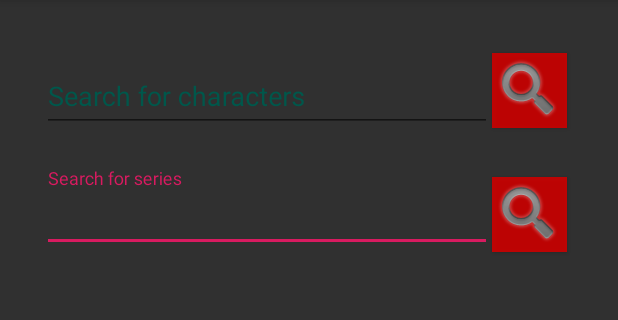
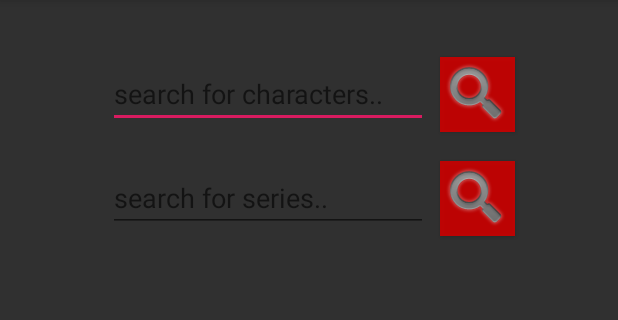
Before and after one commit to DarthSide15/Marvelissimo, an Android app: the screen it shows after launch (MainActivity), on a phone screen of 412 x 824 dp, the part 84-404 px from its top. Run offline under Robolectric (Android 15) with nearby library versions, the phone set to English and light mode, and no system bars.

Commit message:
search function done

```diff
--- a/app/src/main/java/com/darthside/marvelissimo/api/APICaller.kt
+++ b/app/src/main/java/com/darthside/marvelissimo/api/APICaller.kt
@@ -239,7 +239,10 @@ class APICaller {
                 val gson = GsonBuilder().create()
                 val jsonData = gson.fromJson(response, CharacterDataWrapper::class.java)
 
-                if (jsonData.data.results.isNotEmpty()) {
+                Log.d(httpTag, "jsonData: $jsonData")
+                if (jsonData == null) {
+                    Log.d(httpTag, "Marvel API is returning null")
+                } else if (jsonData.data.results.isNotEmpty()) {
                     val characterList = jsonData.data.results
                     callback(characterList)
 
--- a/app/src/main/res/layout/fragment_home.xml
+++ b/app/src/main/res/layout/fragment_home.xml
@@ -12,74 +12,60 @@
             android:layout_height="match_parent"
             android:background="@color/colorBackground">
 
+        <EditText
+                android:layout_width="wrap_content"
+                android:layout_height="wrap_content"
+                android:ems="10"
+                android:id="@+id/edit_text_c"
+                android:imeOptions="actionSend"
+                android:layout_marginTop="40dp"
+                app:layout_constraintTop_toTopOf="parent"
+                android:layout_marginStart="8dp"
+                app:layout_constraintStart_toStartOf="parent"
+                android:layout_marginEnd="8dp"
+                app:layout_constraintEnd_toEndOf="parent"
+                android:inputType="text"
+                android:hint="search for characters.."
+                app:layout_constraintHorizontal_bias="0.35"/>
+
         <Button
                 android:layout_width="50dp"
                 android:layout_height="50dp"
                 android:id="@+id/button_c"
-                app:layout_constraintStart_toEndOf="@+id/textInputLayout1"
-                app:layout_constraintTop_toTopOf="@+id/textInputLayout1"
-                app:layout_constraintBottom_toBottomOf="@+id/textInputLayout1"
                 android:clickable="true"
+                android:focusable="true"
                 android:background="@color/colorPrimary"
                 android:drawableStart="@android:drawable/ic_search_category_default"
-                android:alpha="0.9"/>
+                android:alpha="0.9"
+                app:layout_constraintTop_toTopOf="@+id/edit_text_c"
+                app:layout_constraintBottom_toBottomOf="@+id/edit_text_c"
+                app:layout_constraintStart_toEndOf="@+id/edit_text_c"
+                android:layout_marginStart="8dp"/>
 
-        <android.support.design.widget.TextInputLayout
-                android:layout_width="300dp"
+        <EditText
+                android:layout_width="wrap_content"
                 android:layout_height="wrap_content"
-                android:textColorHint="@color/colorPrimaryDark"
-                android:id="@+id/textInputLayout2"
-                android:layout_marginEnd="8dp"
-                app:layout_constraintEnd_toEndOf="parent"
-                app:layout_constraintStart_toStartOf="parent"
-                android:layout_marginStart="8dp"
-                app:layout_constraintHorizontal_bias="0.21"
-                app:layout_constraintTop_toBottomOf="@id/textInputLayout1"
-                android:layout_marginTop="24dp">
-
-            <android.support.design.widget.TextInputEditText
-                    android:layout_width="match_parent"
-                    android:layout_height="wrap_content"
-                    android:hint="Search for series"
-                    android:textColor="@color/colorText"
-                    android:inputType="text"
-                    android:id="@+id/search_input_series"/>
-        </android.support.design.widget.TextInputLayout>
+                android:ems="10"
+                android:id="@+id/edit_text_s"
+                android:inputType="text"
+                android:hint="search for series.."
+                android:layout_marginTop="24dp"
+                app:layout_constraintTop_toBottomOf="@+id/edit_text_c"
+                app:layout_constraintStart_toStartOf="@+id/edit_text_c"
+                app:layout_constraintEnd_toEndOf="@+id/edit_text_c"/>
 
         <Button
                 android:layout_width="50dp"
                 android:layout_height="50dp"
                 android:id="@+id/button_s"
-                app:layout_constraintStart_toEndOf="@+id/textInputLayout2"
-                app:layout_constraintTop_toTopOf="@+id/textInputLayout2"
-                app:layout_constraintBottom_toBottomOf="@+id/textInputLayout2"
-                app:layout_constraintVertical_bias="1.0"
                 android:clickable="true"
                 android:background="@color/colorPrimary"
                 android:drawableStart="@android:drawable/ic_search_category_default"
-                android:alpha="0.9"/>
-
-        <android.support.design.widget.TextInputLayout
-                android:layout_width="300dp"
-                android:layout_height="wrap_content"
-                android:textColorHint="@color/colorPrimaryDark"
-                android:id="@+id/textInputLayout1"
-                android:layout_marginTop="32dp"
-                app:layout_constraintTop_toTopOf="parent"
-                app:layout_constraintStart_toStartOf="parent"
-                android:layout_marginStart="8dp"
-                app:layout_constraintEnd_toEndOf="parent"
-                android:layout_marginEnd="8dp"
-                app:layout_constraintHorizontal_bias="0.21">
-
-            <android.support.design.widget.TextInputEditText
-                    android:layout_width="match_parent"
-                    android:layout_height="wrap_content"
-                    android:hint="Search for characters"
-                    android:textColor="@color/colorText"
-                    android:inputType="text"
-                    android:id="@+id/search_input_characters"/>
-        </android.support.design.widget.TextInputLayout>
+                android:alpha="0.9"
+                app:layout_constraintStart_toEndOf="@+id/edit_text_s"
+                app:layout_constraintTop_toTopOf="@+id/edit_text_s"
+                app:layout_constraintBottom_toBottomOf="@+id/edit_text_s"
+                android:layout_marginStart="8dp"/>
 
 
         <LinearLayout
@@ -94,8 +80,7 @@
                 app:layout_constraintEnd_toEndOf="parent"
                 android:layout_marginEnd="8dp"
                 android:layout_marginTop="24dp"
-                app:layout_constraintTop_toBottomOf="@+id/textInputLayout2">
-        </LinearLayout>
+                app:layout_constraintTop_toBottomOf="@+id/edit_text_s"/>
 
     </android.support.constraint.ConstraintLayout>
 </FrameLayout>
```
Also changed, not shown: app/src/main/java/com/darthside/marvelissimo/fragments/HomeFragment.kt (+95 -35 lines).
